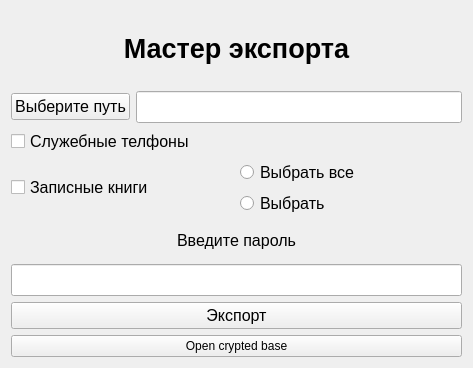
Above: master_export_form.ui from Yavlados/VKR before the change. Below: the same form after it.
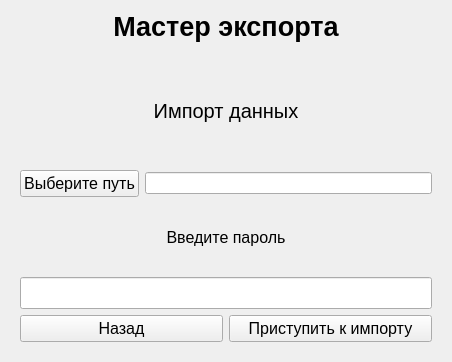
That is the form after the change. The open tabs and pages were chosen to show the change.

```diff
--- a/master_export_form.ui
+++ b/master_export_form.ui
@@ -6,14 +6,14 @@
    <rect>
     <x>0</x>
     <y>0</y>
-    <width>473</width>
-    <height>368</height>
+    <width>445</width>
+    <height>362</height>
    </rect>
   </property>
   <property name="windowTitle">
    <string>Form</string>
   </property>
-  <layout class="QVBoxLayout" name="verticalLayout_4">
+  <layout class="QVBoxLayout" name="verticalLayout_7">
    <item>
     <widget class="QLabel" name="label_2">
      <property name="font">
@@ -33,36 +33,72 @@
     </widget>
    </item>
    <item>
+    <widget class="QStackedWidget" name="stackedWidget">
+     <property name="currentIndex">
+      <number>0</number>
+     </property>
+     <widget class="QWidget" name="page">
+      <layout class="QVBoxLayout" name="verticalLayout">
+       <item>
+        <widget class="QLabel" name="label_3">
+         <property name="font">
+          <font>
+           <pointsize>15</pointsize>
+          </font>
+         </property>
+         <property name="text">
+          <string>Что вас интересует?</string>
+         </property>
+         <property name="alignment">
+          <set>Qt::AlignCenter</set>
+         </property>
+        </widget>
+       </item>
+       <item>
+        <widget class="QPushButton" name="pb_to_export">
+         <property name="font">
+          <font>
+           <pointsize>12</pointsize>
+          </font>
+         </property>
+         <property name="text">
+          <string>Экспорт данных</string>
+         </property>
+        </widget>
+       </item>
+       <item>
+        <widget class="QPushButton" name="pb_to_import">
+         <property name="font">
+          <font>
+           <pointsize>12</pointsize>
+          </font>
+         </property>
+         <property name="text">
+          <string>Импорт данных</string>
+         </property>
+        </widget>
+       </item>
+      </layout>
+     </widget>
+     <widget class="QWidget" name="page_2">
+      <layout class="QVBoxLayout" name="verticalLayout_4">
+       <item>
+        <widget class="QLabel" name="label_4">
+         <property name="font">
+          <font>
+           <pointsize>15</pointsize>
+          </font>
+         </property>
+         <property name="text">
+          <string>Экспорт данных</string>
+         </property>
+         <property name="alignment">
+          <set>Qt::AlignCenter</set>
+         </property>
+        </widget>
+       </item>
+       <item>
     <layout class="QVBoxLayout" name="verticalLayout_2">
-     <item>
-      <layout class="QHBoxLayout" name="horizontalLayout">
-       <item>
-        <widget class="QPushButton" name="pb_directory">
-         <property name="font">
-          <font>
-           <family>Arial</family>
-           <pointsize>12</pointsize>
-          </font>
-         </property>
-         <property name="text">
-          <string>Выберите путь</string>
-         </property>
-        </widget>
-       </item>
-       <item>
-        <widget class="QLineEdit" name="le_file_path">
-         <property name="font">
-          <font>
-           <pointsize>15</pointsize>
-          </font>
-         </property>
-         <property name="readOnly">
-          <bool>true</bool>
-         </property>
-        </widget>
-       </item>
-      </layout>
-     </item>
      <item>
       <widget class="QCheckBox" name="cb_off_tel">
        <property name="font">
@@ -72,7 +108,7 @@
         </font>
        </property>
        <property name="text">
-        <string>Служебные телфоны</string>
+            <string>Служебные телефоны</string>
        </property>
       </widget>
      </item>
@@ -94,7 +130,7 @@
        <item>
         <layout class="QVBoxLayout" name="vl_for_rb">
          <item>
-          <widget class="QRadioButton" name="rb_check_all">
+              <widget class="QCheckBox" name="rb_check_all">
            <property name="font">
             <font>
              <family>Arial</family>
@@ -107,15 +143,14 @@
           </widget>
          </item>
          <item>
-          <widget class="QRadioButton" name="rb_check">
+              <widget class="QPushButton" name="rb_check">
            <property name="font">
             <font>
-             <family>Arial</family>
              <pointsize>12</pointsize>
             </font>
            </property>
            <property name="text">
-            <string>Выбрать</string>
+                <string>Открыть поиск</string>
            </property>
           </widget>
          </item>
@@ -128,6 +163,53 @@
      </item>
     </layout>
    </item>
+       <item>
+        <layout class="QHBoxLayout" name="horizontalLayout">
+         <item>
+          <widget class="QPushButton" name="pb_directory">
+           <property name="font">
+            <font>
+             <family>Arial</family>
+             <pointsize>12</pointsize>
+            </font>
+           </property>
+           <property name="text">
+            <string>Выберите путь</string>
+           </property>
+          </widget>
+         </item>
+         <item>
+          <widget class="QLineEdit" name="le_file_path">
+           <property name="font">
+            <font>
+             <pointsize>8</pointsize>
+            </font>
+           </property>
+           <property name="readOnly">
+            <bool>true</bool>
+           </property>
+          </widget>
+         </item>
+        </layout>
+       </item>
+       <item>
+        <widget class="QCheckBox" name="cb_set_password">
+         <property name="font">
+          <font>
+           <pointsize>12</pointsize>
+          </font>
+         </property>
+         <property name="layoutDirection">
+          <enum>Qt::LeftToRight</enum>
+         </property>
+         <property name="autoFillBackground">
+          <bool>false</bool>
+         </property>
+         <property name="text">
+          <string>Использовать пароль для экспортируемых данных?</string>
+         </property>
+        </widget>
+       </item>
    <item>
     <layout class="QVBoxLayout" name="verticalLayout_3">
      <item>
@@ -158,6 +240,20 @@
     </layout>
    </item>
    <item>
+        <layout class="QHBoxLayout" name="horizontalLayout_3">
+         <item>
+          <widget class="QPushButton" name="pb_back_1">
+           <property name="font">
+            <font>
+             <pointsize>12</pointsize>
+            </font>
+           </property>
+           <property name="text">
+            <string>Назад</string>
+           </property>
+          </widget>
+         </item>
+         <item>
     <widget class="QPushButton" name="pb_Export">
      <property name="font">
       <font>
@@ -170,11 +266,115 @@
      </property>
     </widget>
    </item>
+        </layout>
+       </item>
+      </layout>
+     </widget>
+     <widget class="QWidget" name="page_3">
+      <layout class="QVBoxLayout" name="verticalLayout_5">
+       <item>
+        <widget class="QLabel" name="label_5">
+         <property name="font">
+          <font>
+           <pointsize>15</pointsize>
+          </font>
+         </property>
+         <property name="text">
+          <string>Импорт данных</string>
+         </property>
+         <property name="alignment">
+          <set>Qt::AlignCenter</set>
+         </property>
+        </widget>
+       </item>
+       <item>
+        <layout class="QHBoxLayout" name="horizontalLayout_4">
+         <item>
+          <widget class="QPushButton" name="pb_directory_2">
+           <property name="font">
+            <font>
+             <family>Arial</family>
+             <pointsize>12</pointsize>
+            </font>
+           </property>
+           <property name="text">
+            <string>Выберите путь</string>
+           </property>
+          </widget>
+         </item>
+         <item>
+          <widget class="QLineEdit" name="le_file_path_2">
+           <property name="font">
+            <font>
+             <pointsize>8</pointsize>
+            </font>
+           </property>
+           <property name="readOnly">
+            <bool>true</bool>
+           </property>
+          </widget>
+         </item>
+        </layout>
+       </item>
+       <item>
+        <layout class="QVBoxLayout" name="verticalLayout_6">
+         <item>
+          <widget class="QLabel" name="label_6">
+           <property name="font">
+            <font>
+             <family>Arial</family>
+             <pointsize>12</pointsize>
+            </font>
+           </property>
+           <property name="text">
+            <string>Введите пароль</string>
+           </property>
+           <property name="alignment">
+            <set>Qt::AlignCenter</set>
+           </property>
+          </widget>
+         </item>
+         <item>
+          <widget class="QLineEdit" name="le_password_2">
+           <property name="font">
+            <font>
+             <pointsize>15</pointsize>
+            </font>
+           </property>
+          </widget>
+         </item>
+        </layout>
+       </item>
+       <item>
+        <layout class="QHBoxLayout" name="horizontalLayout_5">
+         <item>
+          <widget class="QPushButton" name="pb_back_2">
+           <property name="font">
+            <font>
+             <pointsize>12</pointsize>
+            </font>
+           </property>
+           <property name="text">
+            <string>Назад</string>
+           </property>
+          </widget>
+         </item>
    <item>
     <widget class="QPushButton" name="pushButton">
+           <property name="font">
+            <font>
+             <pointsize>12</pointsize>
+            </font>
+           </property>
      <property name="text">
-      <string>Open crypted base</string>
-     </property>
+            <string>Приступить к импорту</string>
+           </property>
+          </widget>
+         </item>
+        </layout>
+       </item>
+      </layout>
+     </widget>
     </widget>
    </item>
   </layout>
```
Lines whose indentation alone changed are shown as unchanged.
